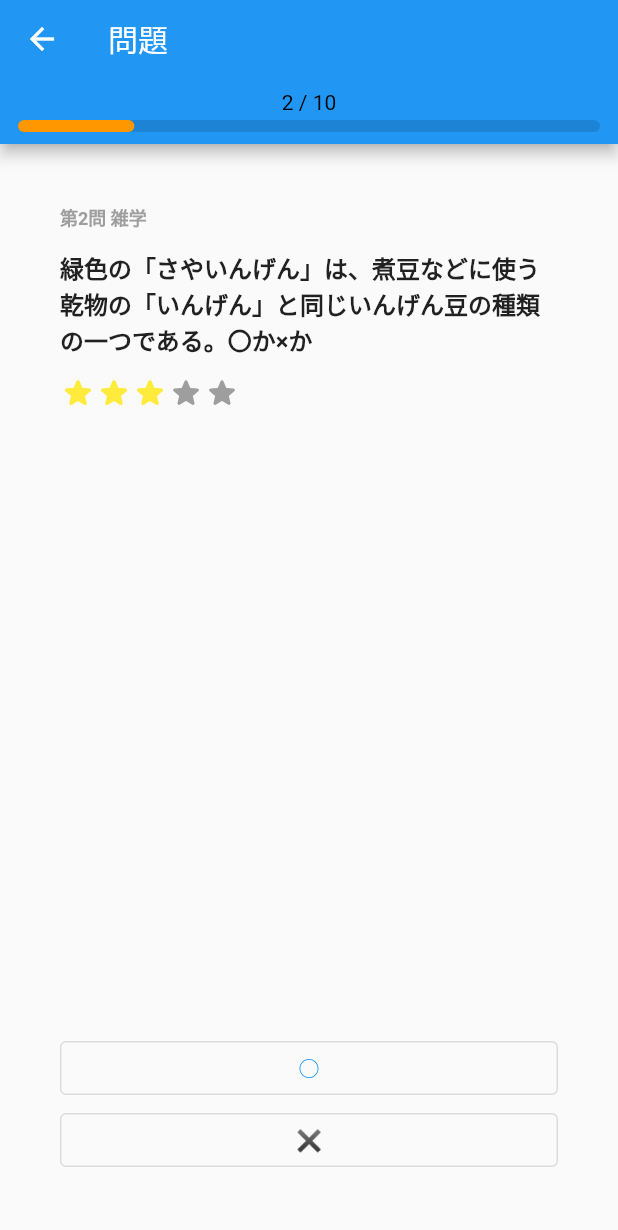
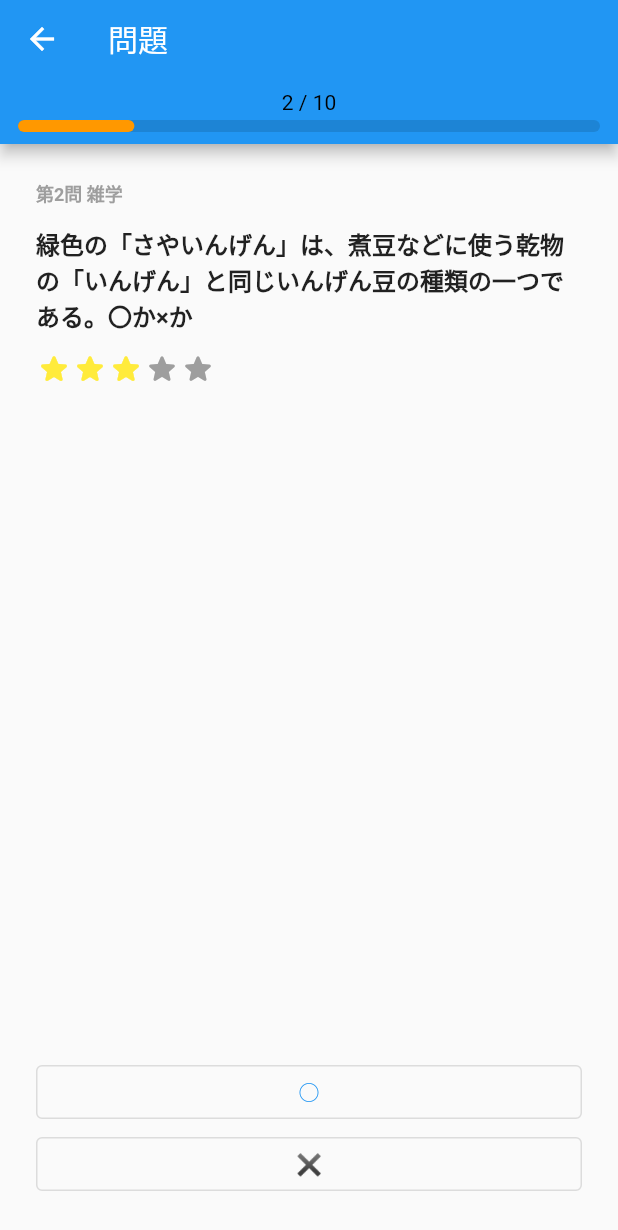
Before and after one commit to hayabusabusa/yrzy-hackathon-flutter, a Flutter app: the QuizScreen screen opened directly, after a tap on "国の名前", on a phone screen of 412 x 824 dp. Shown: the top 1230 px of the screen. Run offline on Flutter 3.47's test engine with Material 2 defaults, Android fonts, the phone set to English and light mode, and no system bars.

Commit message:
refactor: fix code format

```diff
--- a/lib/screens/quiz_screen.dart
+++ b/lib/screens/quiz_screen.dart
@@ -17,44 +17,45 @@ class _QuizScreenState extends State<QuizScreen> {
   List<Quiz> _quizzes = [];
 
   Widget _buildRowStars() {
-    final difficulty =
-        _quizzes.isEmpty ? 0 : _quizzes[_currentIndex].difficulty;
+    final difficulty = _quizzes.isEmpty ? 0 : _quizzes[_currentIndex].difficulty;
     final boolList = List<bool>.generate(5, (index) => index < difficulty);
-    print(boolList);
     return Row(
-      children: boolList.map((e) {
-        return e
-            ? Icon(Icons.star_rounded, color: Colors.yellow)
-            : Icon(Icons.star_rounded, color: Colors.grey);
+      children: boolList.map((isFilled) {
+        return isFilled
+          ? Icon(
+            Icons.star_rounded,
+            color: Colors.yellow
+          )
+          : Icon(
+            Icons.star_rounded,
+            color: Colors.grey
+          );
       }).toList(),
     );
   }
 
   Widget _buildColumnButtons() {
-    final List<String> choices =
-        _quizzes.isEmpty ? [] : _quizzes[_currentIndex].choices;
+    final List<String> choices = _quizzes.isEmpty ? [] : _quizzes[_currentIndex].choices;
     return Column(
       crossAxisAlignment: CrossAxisAlignment.stretch,
-      children: choices.map((e) {
+      children: choices.map((choice) {
         return OutlinedButton(
           onPressed: () {
-            final answer =
-              _quizzes.isEmpty ? '' : _quizzes[_currentIndex].answer;
+            final answer = _quizzes.isEmpty ? '' : _quizzes[_currentIndex].answer;
+
             setState(() {
-              _numberOfCorrects =
-                  answer == e ? _numberOfCorrects + 1 : _numberOfCorrects;
-              _currentIndex = _currentIndex < _quizzes.length-1 ? _currentIndex+1 : 0;
+              _numberOfCorrects = answer == choice ? _numberOfCorrects + 1 : _numberOfCorrects;
+              _currentIndex = _currentIndex < _quizzes.length - 1 ? _currentIndex + 1 : 0;
             });
-            if (_currentIndex == _quizzes.length-1) {
+
+            if (_currentIndex == _quizzes.length - 1) {
               Navigator.of(context).push(MaterialPageRoute(
-                builder: (_) => ResultScreen(
-                    numberOfOuizzes: _quizzes.length,
-                    numberOfCorrects: _numberOfCorrects),
+                builder: (_) => ResultScreen(numberOfOuizzes: _quizzes.length, numberOfCorrects: _numberOfCorrects),
                 fullscreenDialog: true,
               ));
             }
           },
-          child: Text(e),
+          child: Text(choice),
         );
       }).toList(),
     );
@@ -85,12 +86,15 @@ class _QuizScreenState extends State<QuizScreen> {
             current: _quizzes.isEmpty ? 0 : _currentIndex + 1,
             barColor: Colors.orange,
           ),
-            preferredSize: ProgressBar.preferredSize),
+          preferredSize: ProgressBar.preferredSize
+        ),
       ),
       body: Padding(
-        padding: const EdgeInsets.all(40.0),
+        padding: const EdgeInsets.all(24.0),
         child:
-            Column(crossAxisAlignment: CrossAxisAlignment.stretch, children: [
+        Column(
+          crossAxisAlignment: CrossAxisAlignment.stretch,
+          children: [
             Text(
               '第${_currentIndex + 1}問 ${_quizzes.isEmpty ? '' : _quizzes[_currentIndex].genre}',
               style: TextStyle(
@@ -99,9 +103,7 @@ class _QuizScreenState extends State<QuizScreen> {
                 color: Colors.grey,
               ),
             ),
-          SizedBox(
-            height: 12,
-          ),
+            const SizedBox(height: 12,),
             Text(
               _quizzes.isEmpty ? '読み込み中' : _quizzes[_currentIndex].question,
               style: TextStyle(
@@ -110,13 +112,14 @@ class _QuizScreenState extends State<QuizScreen> {
                 color: Colors.black87,
               ),
             ),
-          SizedBox(
-            height: 12,
+            const SizedBox(height: 12,),
+            _buildRowStars(),
+            const Expanded(
+              child: const SizedBox(),
             ),
-          _buildRowStars(),
-          Expanded(child: SizedBox()),
             _buildColumnButtons()
-        ]),
+          ]
+        ),
       ),
     );
   }
```
Lines whose indentation alone changed are shown as unchanged.
